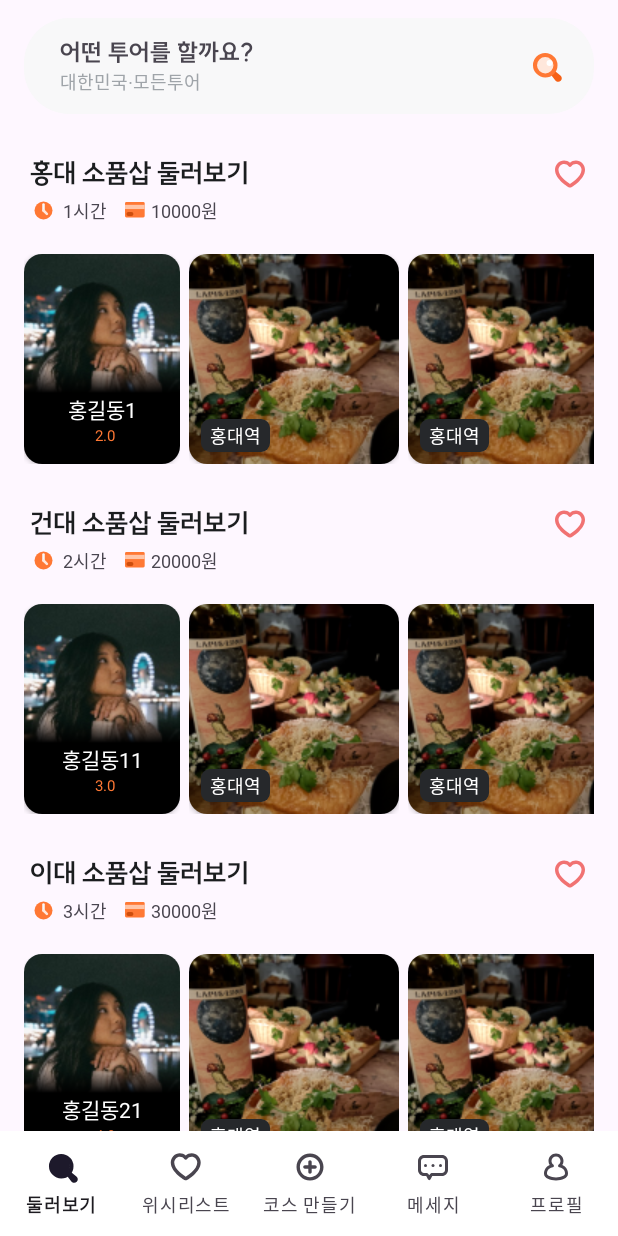
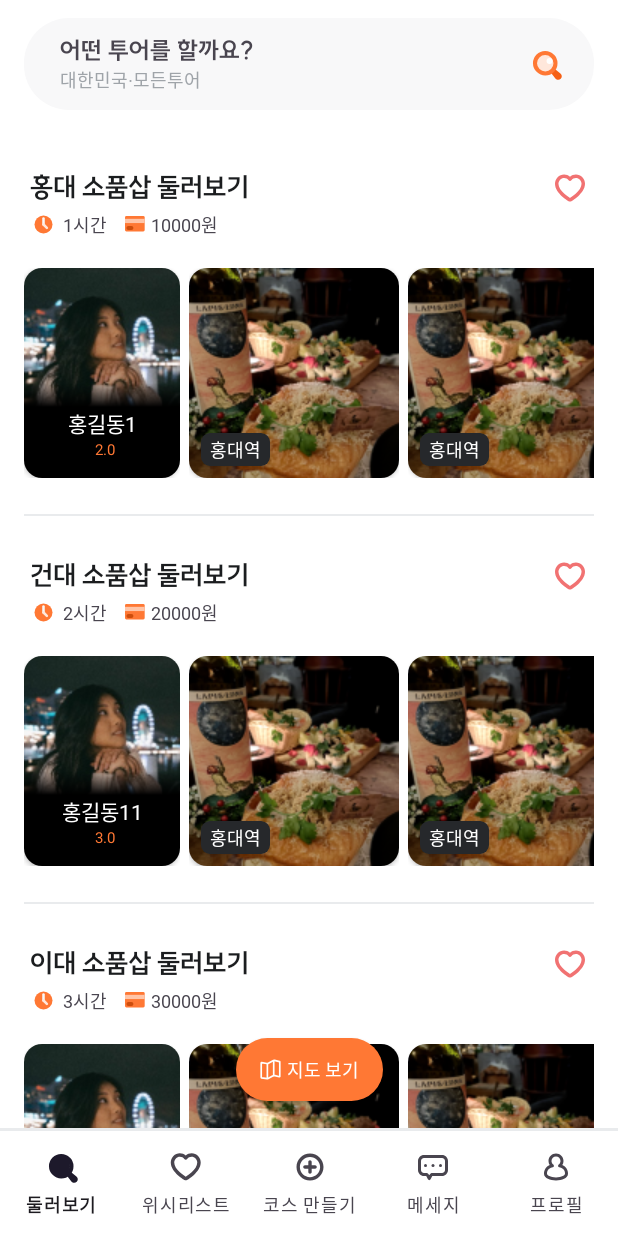
Before and after one commit to imtaejugkim/PeopleHere, an Android app: the screen it shows after launch (MainActivity), on a phone screen of 412 x 824 dp. Run offline under Robolectric (Android 15) with nearby library versions, the phone set to English and light mode, and no system bars.

Commit message:
메인 수정

```diff
--- a/app/src/main/java/com/example/people_here/Search/MainFragment.kt
+++ b/app/src/main/java/com/example/people_here/Search/MainFragment.kt
@@ -28,8 +28,14 @@ class MainFragment : Fragment() {
         initDummyData()
 
 
-        binding.viewMtSearch.setOnClickListener {
+        binding.clTopSearchBar.setOnClickListener {
             initSearchView()
+        }
+
+        binding.clSeeMap.setOnClickListener {
+            val intent = Intent(requireActivity(), MainCourseMapActivity::class.java)
+//                intent.putExtra("Key", tourListInfo)
+            startActivity(intent)
         }
 
         return binding.root
--- /dev/null
+++ b/app/src/main/res/drawable/ic_main_map.xml
@@ -0,0 +1,25 @@
+<vector xmlns:android="http://schemas.android.com/apk/res/android"
+    android:width="14dp"
+    android:height="14dp"
+    android:viewportWidth="14"
+    android:viewportHeight="14">
+  <path
+      android:pathData="M8.974,1.042C9.199,0.918 9.464,0.884 9.713,0.946L13.006,1.77L13.142,1.226L13.006,1.77C13.142,1.804 13.183,1.897 13.183,1.948V11.643C13.183,11.684 13.164,11.735 13.101,11.778C13.038,11.823 12.947,11.845 12.849,11.821L9.986,11.105C9.461,10.974 8.906,11.046 8.431,11.307L5.357,12.998C5.16,13.106 4.933,13.147 4.711,13.113L1.018,12.548C0.863,12.525 0.813,12.418 0.813,12.365V2.635C0.813,2.596 0.83,2.549 0.884,2.507C0.94,2.464 1.023,2.437 1.118,2.452C1.118,2.452 1.118,2.452 1.118,2.452L4.541,2.975C5.008,3.046 5.486,2.961 5.9,2.734L8.974,1.042Z"
+      android:strokeWidth="1.125"
+      android:fillColor="#00000000"
+      android:strokeColor="#ffffff"/>
+  <group>
+    <clip-path
+        android:pathData="M8.977,1.042C9.203,0.917 9.467,0.883 9.717,0.946L13.01,1.769L13.146,1.225L13.01,1.769C13.146,1.803 13.188,1.897 13.188,1.948V11.643C13.188,11.685 13.168,11.735 13.106,11.779C13.042,11.823 12.951,11.846 12.852,11.822C12.852,11.822 12.852,11.822 12.852,11.822L9.99,11.106C9.465,10.974 8.91,11.047 8.436,11.307L5.361,12.999C5.164,13.107 4.937,13.148 4.715,13.113L1.022,12.549C0.866,12.525 0.816,12.419 0.816,12.365V2.635C0.816,2.596 0.833,2.549 0.888,2.507C0.943,2.464 1.026,2.436 1.122,2.451C1.122,2.451 1.122,2.451 1.122,2.451L4.545,2.974C5.012,3.045 5.489,2.961 5.903,2.733L8.977,1.042Z"/>
+    <path
+        android:pathData="M4.92,-2L4.92,14.582"
+        android:strokeWidth="1.125"
+        android:fillColor="#00000000"
+        android:strokeColor="#ffffff"/>
+    <path
+        android:pathData="M9.141,-2L9.141,14.582"
+        android:strokeWidth="1.125"
+        android:fillColor="#00000000"
+        android:strokeColor="#ffffff"/>
+  </group>
+</vector>
--- /dev/null
+++ b/app/src/main/res/drawable/rectangle_orange_22.xml
@@ -0,0 +1,5 @@
+<?xml version="1.0" encoding="utf-8"?>
+<shape xmlns:android="http://schemas.android.com/apk/res/android">
+    <solid android:color="@color/Orange5"/>
+    <corners android:radius="22dp"/>
+</shape>
--- a/app/src/main/res/layout/activity_main.xml
+++ b/app/src/main/res/layout/activity_main.xml
@@ -13,6 +13,12 @@
         app:layout_constraintStart_toStartOf="parent"
         app:layout_constraintEnd_toEndOf="parent"
         app:layout_constraintTop_toTopOf="parent"
+        app:layout_constraintBottom_toTopOf="@id/navigation"/>
+
+    <View
+        android:layout_width="match_parent"
+        android:layout_height="2dp"
+        android:background="@color/Gray2"
         app:layout_constraintBottom_toTopOf="@id/navigation"/>
 
     <com.google.android.material.bottomnavigation.BottomNavigationView
--- a/app/src/main/res/layout/fragment_main.xml
+++ b/app/src/main/res/layout/fragment_main.xml
@@ -4,6 +4,7 @@
     android:layout_width="match_parent"
     android:layout_height="match_parent"
     android:id="@+id/fl_main"
+    android:background="@color/white"
     xmlns:app="http://schemas.android.com/apk/res-auto"
     tools:context=".Search.MainFragment">
 
@@ -11,7 +12,6 @@
         android:id="@+id/cl_main"
         android:layout_width="match_parent"
         android:layout_height="match_parent">
-
 
         <androidx.constraintlayout.widget.Guideline
             android:id="@+id/guide_start"
@@ -27,30 +27,23 @@
             android:orientation="vertical"
             app:layout_constraintGuide_end="16dp"/>
 
-        <View
-            android:id="@+id/view_mt_search"
+        <androidx.constraintlayout.widget.ConstraintLayout
+            android:id="@+id/cl_top_search_bar"
             android:layout_width="0dp"
-            android:layout_height="64dp"
+            android:layout_height="wrap_content"
+            android:background="@drawable/rectangle_main_1"
+            android:paddingTop="11dp"
+            android:paddingBottom="11dp"
+            android:layout_marginTop="12dp"
             app:layout_constraintTop_toTopOf="parent"
             app:layout_constraintStart_toStartOf="@id/guide_start"
-            app:layout_constraintEnd_toEndOf="@id/guide_end"
-            android:layout_marginTop="12dp"
-            android:background="@drawable/rectangle_main_1"/>
-
-        <androidx.constraintlayout.widget.ConstraintLayout
-            android:layout_width="0dp"
-            android:layout_height="wrap_content"
-            app:layout_constraintTop_toTopOf="@id/view_mt_search"
-            app:layout_constraintBottom_toBottomOf="@id/view_mt_search"
-            app:layout_constraintStart_toStartOf="@id/view_mt_search"
-            app:layout_constraintEnd_toEndOf="@id/view_mt_search"
-            android:layout_marginStart="24dp"
-            android:layout_marginEnd="20dp">
+            app:layout_constraintEnd_toEndOf="@id/guide_end">
 
             <TextView
                 android:id="@+id/tv_main_search_place"
                 android:layout_width="wrap_content"
                 android:layout_height="wrap_content"
+                android:layout_marginStart="24dp"
                 android:text="@string/main_tour_search_headline"
                 android:textSize="16sp"
                 android:fontFamily="@font/suite_bold"
@@ -66,6 +59,7 @@
                 android:textSize="12sp"
                 android:textColor="@color/Gray5"
                 android:fontFamily="@font/pretendard_regular"
+                android:layout_marginStart="24dp"
                 app:layout_constraintTop_toBottomOf="@id/tv_main_search_place"
                 app:layout_constraintBottom_toBottomOf="parent"
                 app:layout_constraintStart_toStartOf="parent"/>
@@ -76,6 +70,7 @@
                 app:layout_constraintEnd_toEndOf="parent"
                 app:layout_constraintTop_toTopOf="parent"
                 app:layout_constraintBottom_toBottomOf="parent"
+                android:layout_marginEnd="20dp"
                 android:src="@drawable/ic_main_search"/>
 
 
@@ -85,11 +80,50 @@
             android:id="@+id/rv_main_tour_list"
             android:layout_width="0dp"
             android:layout_height="0dp"
+            android:layout_marginTop="12dp"
             app:layout_constraintStart_toStartOf="@id/guide_start"
             app:layout_constraintEnd_toEndOf="@id/guide_end"
-            app:layout_constraintTop_toBottomOf="@id/view_mt_search"
+            app:layout_constraintTop_toBottomOf="@id/cl_top_search_bar"
+            app:layout_constraintBottom_toBottomOf="parent"/>
+
+        <androidx.constraintlayout.widget.ConstraintLayout
+            android:id="@+id/cl_see_map"
+            android:layout_width="wrap_content"
+            android:layout_height="wrap_content"
+            android:paddingTop="12dp"
+            android:paddingBottom="12dp"
+            android:paddingStart="16dp"
+            android:paddingEnd="16dp"
+            android:layout_marginBottom="20dp"
+            android:elevation="1dp"
+            android:background="@drawable/rectangle_orange_22"
             app:layout_constraintBottom_toBottomOf="parent"
-            tools:listitem="@layout/item_main_tour_list"/>
+            app:layout_constraintStart_toStartOf="parent"
+            app:layout_constraintEnd_toEndOf="parent">
+
+            <ImageView
+                android:id="@+id/iv_see_map"
+                android:layout_width="wrap_content"
+                android:layout_height="wrap_content"
+                android:src="@drawable/ic_main_map"
+                app:layout_constraintStart_toStartOf="parent"
+                app:layout_constraintBottom_toBottomOf="parent"
+                app:layout_constraintTop_toTopOf="parent"/>
+
+            <TextView
+                android:id="@+id/tv_see_map"
+                android:layout_width="wrap_content"
+                android:layout_height="wrap_content"
+                android:layout_marginStart="4dp"
+                android:textSize="12sp"
+                android:textColor="@color/white"
+                app:layout_constraintStart_toEndOf="@+id/iv_see_map"
+                app:layout_constraintTop_toTopOf="@id/iv_see_map"
+                app:layout_constraintBottom_toBottomOf="@id/iv_see_map"
+                android:text="@string/main_see_map"
+                android:fontFamily="@font/pretendard_regular"/>
+
+        </androidx.constraintlayout.widget.ConstraintLayout>
 
     </androidx.constraintlayout.widget.ConstraintLayout>
 
--- a/app/src/main/res/layout/item_main_tour_list.xml
+++ b/app/src/main/res/layout/item_main_tour_list.xml
@@ -90,7 +90,13 @@
         android:layout_marginTop="20dp"
         android:layout_marginBottom="20dp"
         app:layout_constraintStart_toStartOf="parent"
-        app:layout_constraintTop_toBottomOf="@id/cl_main_tour_list_info"
-        tools:listitem="@layout/item_main_tour_list_course2"/>
+        app:layout_constraintTop_toBottomOf="@id/cl_main_tour_list_info"/>
+
+    <View
+        android:layout_width="match_parent"
+        android:layout_height="1dp"
+        android:background="@color/Gray2"
+        android:layout_marginTop="24dp"
+        app:layout_constraintTop_toBottomOf="@id/rv_main_tour_list_course"/>
 
 </androidx.constraintlayout.widget.ConstraintLayout>
--- a/app/src/main/res/values/strings.xml
+++ b/app/src/main/res/values/strings.xml
@@ -131,7 +131,9 @@
     <string name="main_search_recent">최근 검색 내역</string>
     <string name="main_tour_search_headline">어떤 투어를 할까요?</string>
     <string name="main_tour_search_subtitle">대한민국·모든투어</string>
-
+    <string name="main_tv_time">시간</string>
+    <string name="main_see_list">목록 보기</string>
+    <string name="main_see_map">지도 보기</string>
 
     <!-- TODO: Remove or change this placeholder text -->
     <string name="hello_blank_fragment">Hello blank fragment</string>
```
Also changed, not shown: app/src/main/java/com/example/people_here/Search/MainCourseMapActivity.kt (+36 -17 lines), app/src/main/java/com/example/people_here/Search/MainTourCourseAdapter.kt (+4 -3 lines), app/src/main/res/layout/activity_main_tour_course.xml (added, +89 -0 lines), app/src/main/res/layout/fragment_main_tour_course.xml (deleted, +0 -44 lines), app/src/main/res/layout/item_main_course_map.xml (+24 -7 lines).
